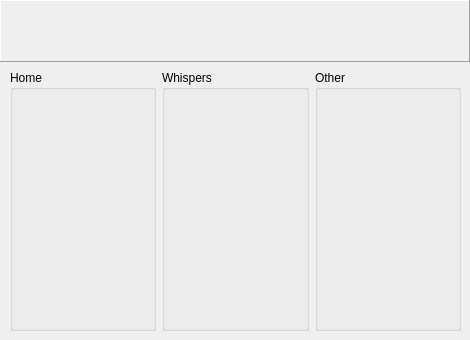
Qt form src/config_radio.ui (thorwe/CrossTalk) before a commit.
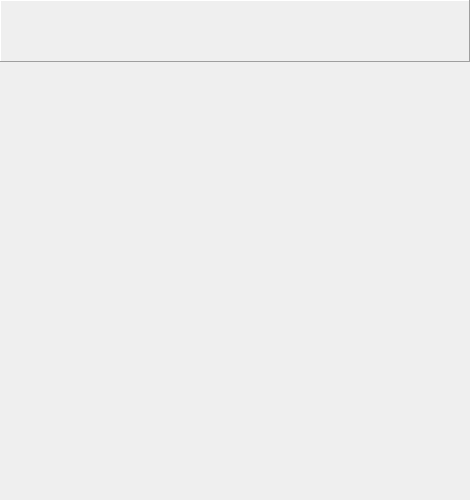
The same form after that commit. Custom widgets are drawn as their Qt base class.

Commit message: prepare RadioFX modularization

Diff of the .ui file:
```diff
--- a/src/config_radio.ui
+++ b/src/config_radio.ui
@@ -7,7 +7,7 @@
     <x>0</x>
     <y>0</y>
     <width>470</width>
-    <height>340</height>
+    <height>500</height>
    </rect>
   </property>
   <property name="windowTitle">
@@ -19,32 +19,10 @@
      <x>10</x>
      <y>70</y>
      <width>451</width>
-     <height>261</height>
+     <height>421</height>
     </rect>
    </property>
-   <layout class="QHBoxLayout" name="horizontalLayout">
-    <item>
-     <widget class="ConfigRadioGroupBox" name="groupBox_Home">
-      <property name="title">
-       <string>Home</string>
-      </property>
-     </widget>
-    </item>
-    <item>
-     <widget class="ConfigRadioGroupBox" name="groupBox_Whisper">
-      <property name="title">
-       <string>Whispers</string>
-      </property>
-     </widget>
-    </item>
-    <item>
-     <widget class="ConfigRadioGroupBox" name="groupBox_Other">
-      <property name="title">
-       <string>Other</string>
-      </property>
-     </widget>
-    </item>
-   </layout>
+   <layout class="QHBoxLayout" name="horizontalLayout"/>
   </widget>
   <widget class="BannerFrame" name="banner_frame">
    <property name="geometry">
@@ -70,12 +48,6 @@
    <header>banner_frame.h</header>
    <container>1</container>
   </customwidget>
-  <customwidget>
-   <class>ConfigRadioGroupBox</class>
-   <extends>QGroupBox</extends>
-   <header>config_radio_groupbox.h</header>
-   <container>1</container>
-  </customwidget>
  </customwidgets>
  <resources/>
  <connections/>
```
The commit also changes 11 other files.
